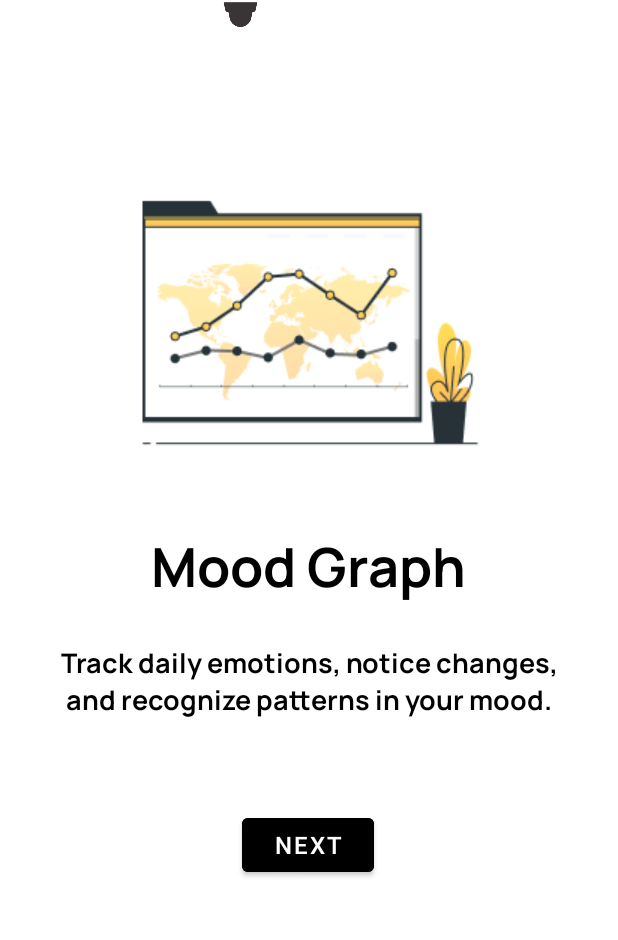
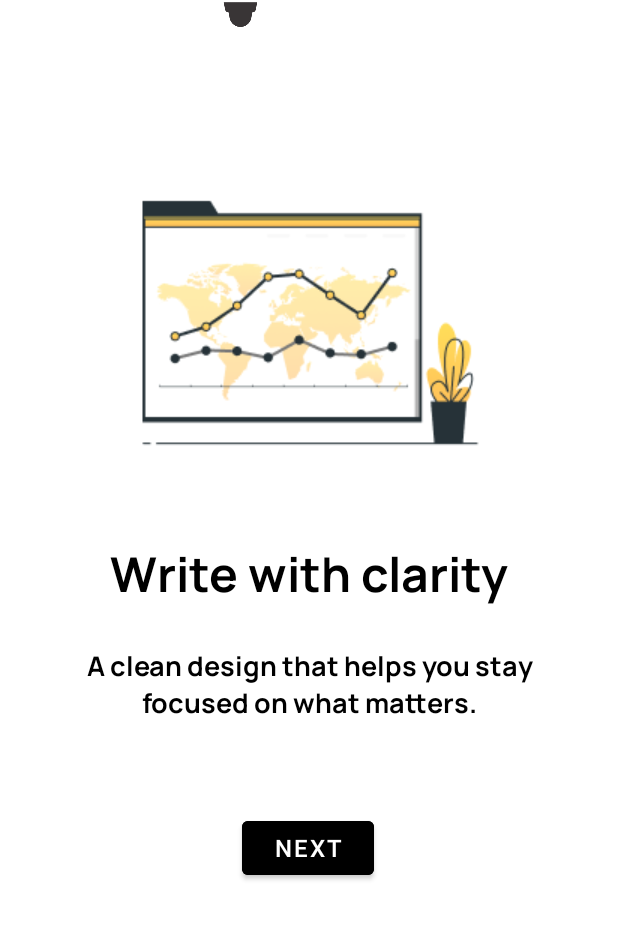
Before and after one commit to MarkGamboaa/Lumen, an Android app: the Onboarding2 screen opened directly, with no data from a screen before it, on a phone screen of 412 x 824 dp, the part 254-1194 px from its top. Run offline under Robolectric (Android 15) with nearby library versions, the phone set to English and light mode, and no system bars.

Commit message:
feat: Update Onboarding2 screen content and add Poppins Thin font
This commit revises the text content for the second onboarding screen (`Onboarding2`) and introduces the Poppins Thin font.

**Key Changes:**

-   **`app/src/main/res/values/strings.xml`**:
    -   Updated `mood_tracker` string to "Write with clarity".
    -   Updated `description_text1` to remove unnecessary quotes.
    -   Updated `description_text2` to "A clean design that helps you stay focused on what matters."
-   **`app/src/main/res/layout/activity_onboarding2.xml`**:
    -   Adjusted `tvTitle` text size to `32sp` and top margin to `40dp`.
-   **`app/src/main/res/font/poppins_thin.ttf`**:
    -   Added the Poppins Thin font file.

```diff
--- a/app/src/main/res/layout/activity_onboarding2.xml
+++ b/app/src/main/res/layout/activity_onboarding2.xml
@@ -50,20 +50,22 @@
         />
 
     <!-- Title Text -->
+
+    <!-- Description Text -->
+
     <TextView
         android:id="@+id/tvTitle"
         android:layout_width="wrap_content"
         android:layout_height="wrap_content"
+        android:layout_marginTop="40dp"
         android:fontFamily="@font/manrope_bold"
         android:text="@string/mood_tracker"
         android:textColor="@color/black"
-        android:textSize="36sp"
-        app:layout_constraintTop_toBottomOf="@id/ivIllustration"
+        android:textSize="32sp"
+        app:layout_constraintEnd_toEndOf="parent"
         app:layout_constraintStart_toStartOf="parent"
-        app:layout_constraintEnd_toEndOf="parent"
-        android:layout_marginTop="32dp" />
+        app:layout_constraintTop_toBottomOf="@id/ivIllustration" />
 
-    <!-- Description Text -->
     <TextView
         android:id="@+id/tvDescription"
         android:layout_width="0dp"
--- a/app/src/main/res/values/strings.xml
+++ b/app/src/main/res/values/strings.xml
@@ -22,12 +22,12 @@
 
     <!-- Onboarding 1-->
     <string name="private_space">Private Space</string>
-    <string name="description_text1">"Express yourself without fear or judgment."</string>
+    <string name="description_text1">Express yourself without fear or judgment.</string>
     <string name="illustration">Illustration</string>
 
     <!-- Onboarding 2-->
-    <string name="mood_tracker">Mood Graph</string>
-    <string name="description_text2">Track daily emotions, notice changes, and recognize patterns in your mood.</string>
+    <string name="mood_tracker">Write with clarity</string>
+    <string name="description_text2">A clean design that helps you stay focused on what matters.</string>
 
     <!-- Onboarding 3-->
     <string name="search_diary">Search Diary</string>
```
Also changed, not shown: app/src/main/res/font/poppins_thin.ttf (added).
